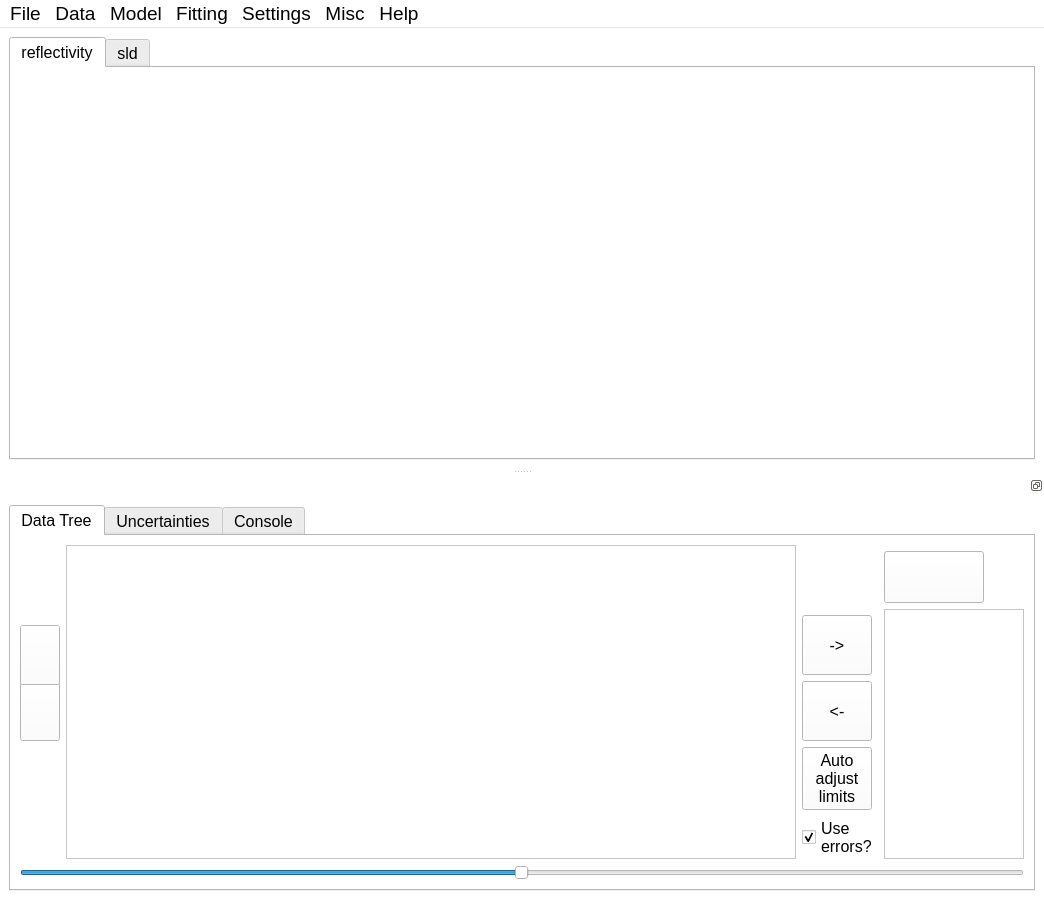
The window that refnx/reflect/_app/ui/motofit.ui (refnx/refnx) describes before a commit, drawn with Qt 5.
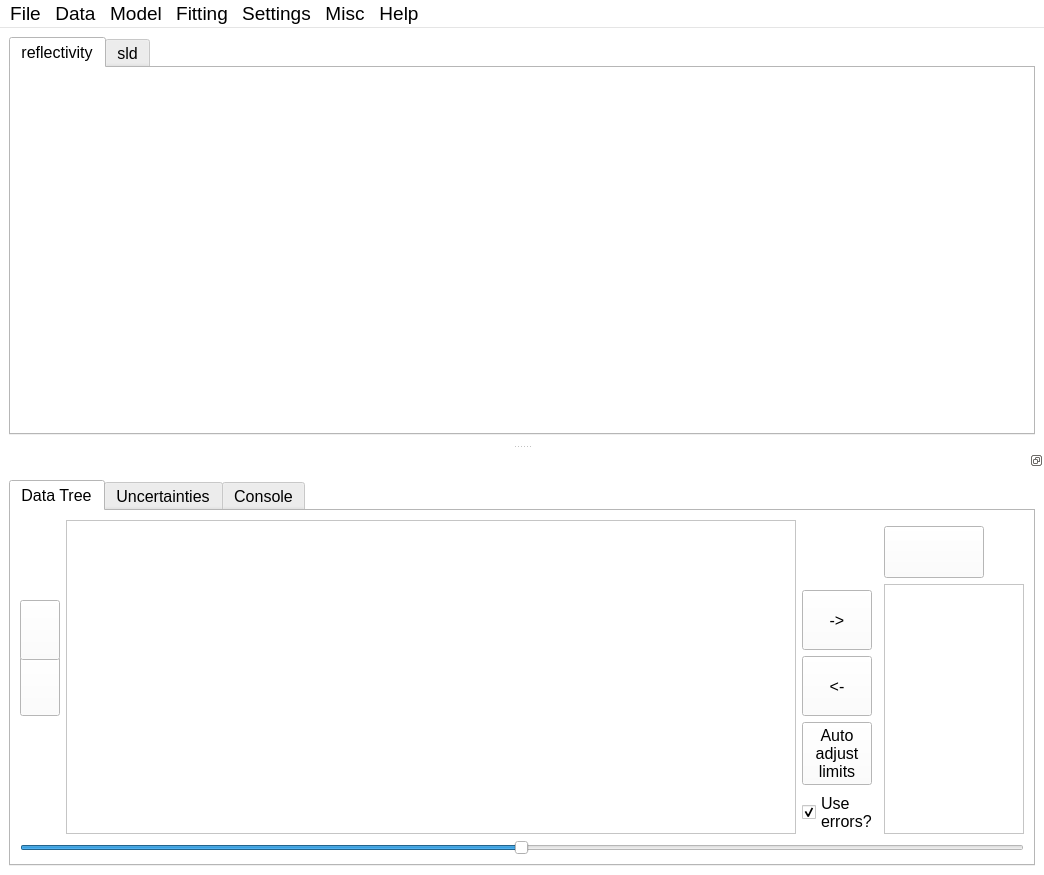
The same window after the commit. Icons and pictures are not drawn.

The edit to the form file:
```diff
--- a/refnx/reflect/_app/ui/motofit.ui
+++ b/refnx/reflect/_app/ui/motofit.ui
@@ -7,7 +7,7 @@
     <x>0</x>
     <y>0</y>
     <width>1044</width>
-    <height>900</height>
+    <height>875</height>
    </rect>
   </property>
   <property name="sizePolicy">
```
Left out of the diff: 6 changed lines with no effect on the pictures.
